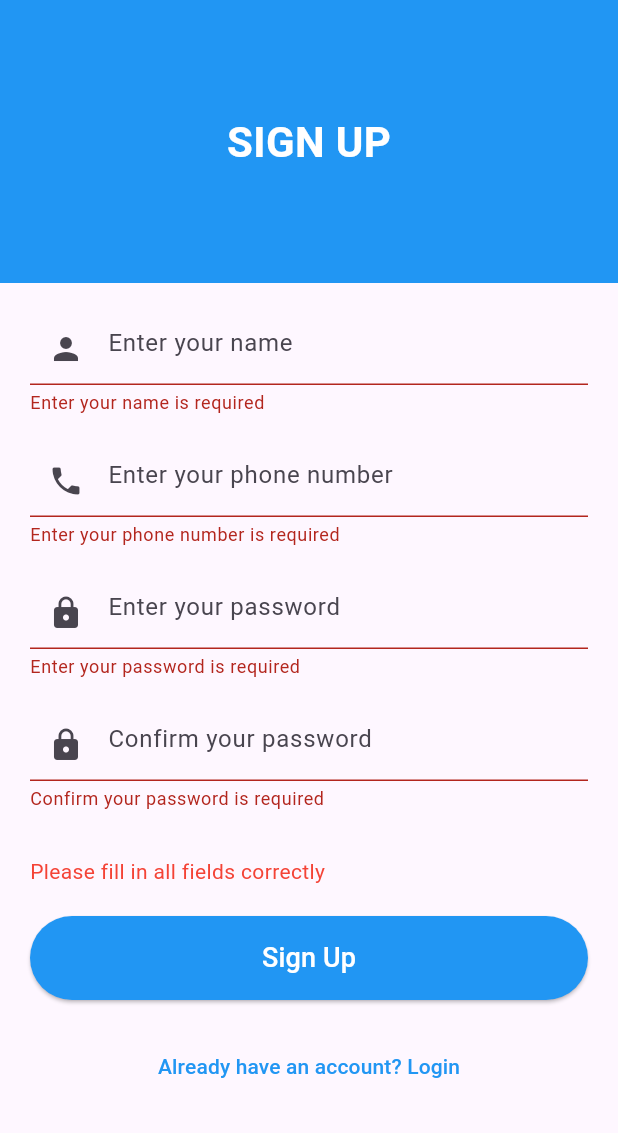
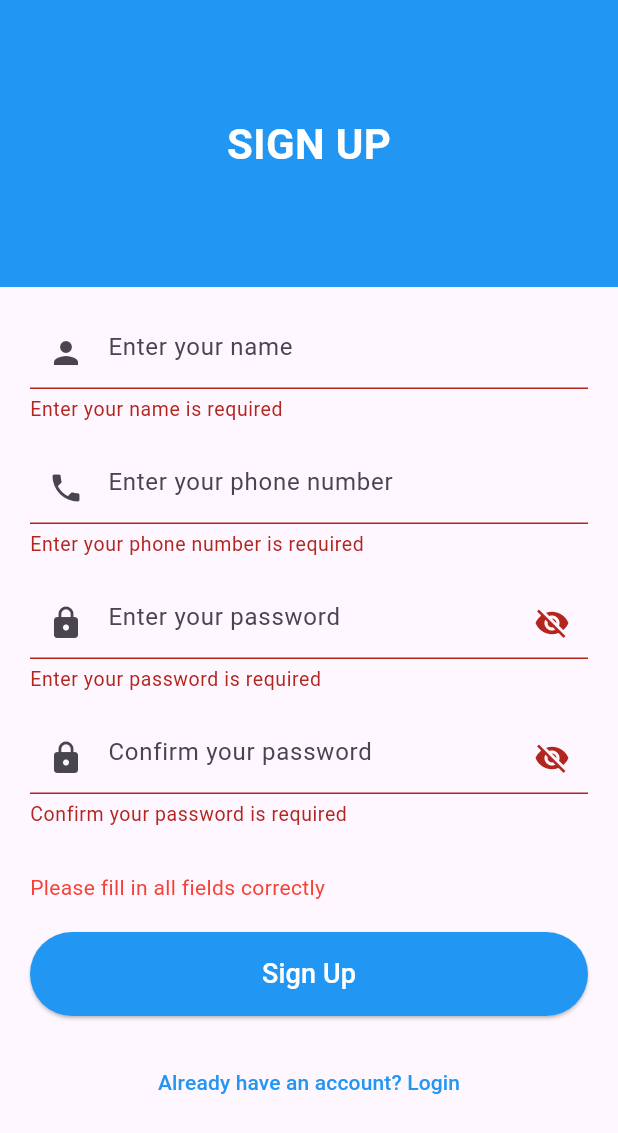
Before and after one commit to Dlhuutien/CNM_moblie, a Flutter app: the SignUpScreen screen opened by its route, after a tap on "Sign Up", on a phone screen of 412 x 824 dp. Shown: the top 1133 px of the screen. Run offline on Flutter 3.47's test engine with Material 3 defaults, Android fonts, the phone set to English and light mode, and no system bars; our stand-ins replace dio, easy_localization, emoji_picker_flutter, file_picker, firebase_auth, firebase_core and 5 more; missing offline and left inert: flutter_sound; accounts and stored records are empty; network calls fail.

Commit message:
upload file update profile, if sign up complete

```diff
--- a/chating_app/assets/translations/en.json
+++ b/chating_app/assets/translations/en.json
@@ -1,4 +1,9 @@
 {
+  "Profile updated successfully": "Profile updated successfully",
+  "Current password is incorrect.": "Current password is incorrect.",
+  "COMPLETE PROFILE": "Complete Your Profile",
+  "Your name": "Your name",
+  "Submit": "Submit",
   "Get started": "Get started",
   "welcome": "Welcome to our app!",
   "Language": "Language",
@@ -171,6 +176,7 @@
   "Confirm your password": "Confirm your password",
   "Already have an account? Login": "Already have an account? Login",
   "Password must be 8-16 characters, no spaces": "Password must be 8-16 characters, no spaces",
+  "Password must be 8-16 characters, include at least 1 uppercase letter, 1 number, and 1 special character, with no spaces": "Password must be 8-16 characters, include at least 1 uppercase letter, 1 number, and 1 special character, with no spaces",
   "Group Chatting" : "Group Chatting",
   "Video Call" : "Video Call",
   "File Sharing" : "File Sharing",
--- a/chating_app/assets/translations/vi.json
+++ b/chating_app/assets/translations/vi.json
@@ -1,4 +1,9 @@
 {
+  "Profile updated successfully": "Cập nhật hồ sơ thành công",
+  "Current password is incorrect.": "Mật khẩu hiện tại không đúng.",
+  "COMPLETE PROFILE": "Hoàn tất hồ sơ của bạn",
+  "Your name": "Tên của bạn",
+  "Submit": "Xác nhận",
   "Get started": "Bắt đầu",
   "welcome": "Chào mừng bạn đến với ứng dụng của chúng tôi!",
   "Language": "Ngôn ngữ",
@@ -171,6 +176,7 @@
   "Confirm your password": "Xác nhận mật khẩu",
   "Already have an account? Login": "Đã có tài khoản? Đăng nhập",
   "Password must be 8-16 characters, no spaces": "Mật khẩu từ 8-16 ký tự, không chứa khoảng trắng",
+  "Password must be 8-16 characters, include at least 1 uppercase letter, 1 number, and 1 special character, with no spaces": "Mật khẩu phải có từ 8–16 ký tự, bao gồm ít nhất 1 chữ in hoa, 1 số và 1 ký tự đặc biệt, không chứa khoảng trắng",
   "Group Chatting": "Nhóm chat",
   "Video Call" : "Gọi Video",
   "File Sharing" : "Chia sẽ tài liệu",
--- a/chating_app/lib/screens/signUp_screen.dart
+++ b/chating_app/lib/screens/signUp_screen.dart
@@ -4,6 +4,7 @@ import 'dart:convert';
 import 'package:http/http.dart' as http;
 import 'package:chating_app/services/env_config.dart';
 import 'package:easy_localization/easy_localization.dart';
+import 'package:chating_app/screens/update_profile_signup.dart';
 
 class SignUpScreen extends StatefulWidget {
   const SignUpScreen({super.key});
@@ -18,6 +19,7 @@ class _SignUpScreenState extends State<SignUpScreen> {
   final _phoneController = TextEditingController();
   final _passwordController = TextEditingController();
   final _confirmPasswordController = TextEditingController();
+  bool _obscurePassword = true;
 
   String? errorMessage;
 
@@ -60,8 +62,19 @@ class _SignUpScreenState extends State<SignUpScreen> {
            ),
         );
 
+        // Future.delayed(const Duration(milliseconds: 800), () {
+        //   Navigator.pushReplacementNamed(context, '/login');
+        // });
         Future.delayed(const Duration(milliseconds: 800), () {
-          Navigator.pushReplacementNamed(context, '/login');
+          Navigator.pushReplacement(
+            context,
+            MaterialPageRoute(
+              builder: (_) => UpdateProfileSignUp(
+                name: _nameController.text,
+                phone: _phoneController.text,
+              ),
+            ),
+          );
         });
       }
     } else {
@@ -106,10 +119,10 @@ class _SignUpScreenState extends State<SignUpScreen> {
                         child: Column(
                           crossAxisAlignment: CrossAxisAlignment.stretch,
                           children: [
-                            _buildTextField('Enter your name'.tr(), _nameController, Icons.person),
-                            _buildTextField('Enter your phone number'.tr(), _phoneController, Icons.phone, keyboardType: TextInputType.phone),
-                            _buildTextField('Enter your password'.tr(), _passwordController, Icons.lock, obscureText: true),
-                            _buildTextField('Confirm your password'.tr(), _confirmPasswordController, Icons.lock, obscureText: true),
+                            _buildTextField('Enter your name'.tr(), _nameController, Icons.person, fieldType: 'name'),
+                            _buildTextField('Enter your phone number'.tr(), _phoneController, Icons.phone, keyboardType: TextInputType.phone, fieldType: 'phone'),
+                            _buildTextField('Enter your password'.tr(), _passwordController, Icons.lock, obscureText: true, fieldType: 'password'),
+                            _buildTextField('Confirm your password'.tr(), _confirmPasswordController, Icons.lock, obscureText: true, fieldType: 'password'),
                             if (errorMessage != null) ...[
                               const SizedBox(height: 10),
                               Text(errorMessage!, style: const TextStyle(color: Colors.red)),
@@ -151,6 +164,7 @@ class _SignUpScreenState extends State<SignUpScreen> {
   }
 
   Widget _buildTextField(String hint, TextEditingController controller, IconData icon, {
+    required String fieldType,
     bool obscureText = false,
     TextInputType keyboardType = TextInputType.text,
   }) {
@@ -158,32 +172,52 @@ class _SignUpScreenState extends State<SignUpScreen> {
       padding: const EdgeInsets.only(bottom: 20.0),
       child: TextFormField(
         controller: controller,
-        obscureText: obscureText,
+        obscureText: obscureText ? _obscurePassword : false,
         keyboardType: keyboardType,
         decoration: InputDecoration(
           prefixIcon: Icon(icon),
           hintText: hint,
           border: const UnderlineInputBorder(),
+          errorStyle: const TextStyle(
+            fontSize: 13,
+            height: 1.4,
+            overflow: TextOverflow.visible,
+          ),
+          errorMaxLines: 3,
+          suffixIcon: obscureText
+              ? IconButton(
+            icon: Icon(_obscurePassword ? Icons.visibility_off : Icons.visibility),
+            onPressed: () {
+              setState(() {
+                _obscurePassword = !_obscurePassword;
+              });
+            },
+          )
+              : null,
         ),
         validator: (value) {
           if (value == null || value.trim().isEmpty) {
-            return '$hint is required';
+            return '$hint is required'.tr();
           }
-          if (hint == 'Enter your name') {
+
+          switch (fieldType) {
+            case 'name':
               if (!RegExp(r"^([A-ZÀ-Ỵ][a-zà-ỵ]+)( [A-ZÀ-Ỵ][a-zà-ỵ]+)*$", unicode: true).hasMatch(value.trim())) {
                 return 'Name must be capitalized and must not contain special characters'.tr();
               }
-          }
-          if (hint == 'Enter your phone number') {
-            if (!RegExp(r"^\d{10}").hasMatch(value.trim())){
+              break;
+            case 'phone':
+              if (!RegExp(r"^\d{10}$").hasMatch(value.trim())) {
                 return 'Phone number must be exactly 10 digits'.tr();
               }
+              break;
+            case 'password':
+              if (!RegExp(r'^(?=.*[A-Z])(?=.*\d)(?=.*[!@#\$%^&*(),.?":{}|<>])[^\s]{8,16}$').hasMatch(value)) {
+                return 'Password must be 8-16 characters, include at least 1 uppercase letter, 1 number, and 1 special character, with no spaces'.tr();
               }
-          if (hint == 'Enter your password') {
-            if (!RegExp(r'^[\S]{8,16}\$').hasMatch(value)) {
-              return 'Password must be 8-16 characters, no spaces'.tr();
+              break;
           }
-          }
+
           return null;
         },
       ),
```
Also changed, not shown: chating_app/lib/screens/chang_password_screen.dart (+48 -9 lines), chating_app/lib/screens/login_screen.dart (+13 -2 lines), chating_app/lib/screens/update_profile_signup.dart (added, +248 -0 lines). Lines whose indentation alone changed are shown as unchanged.
